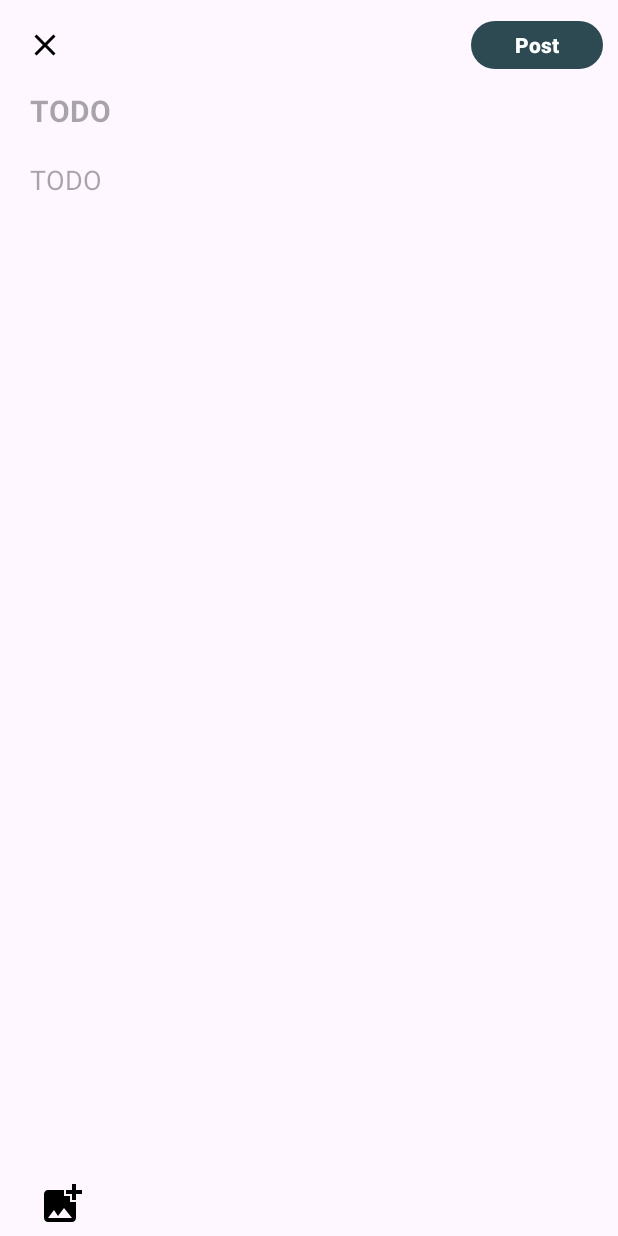
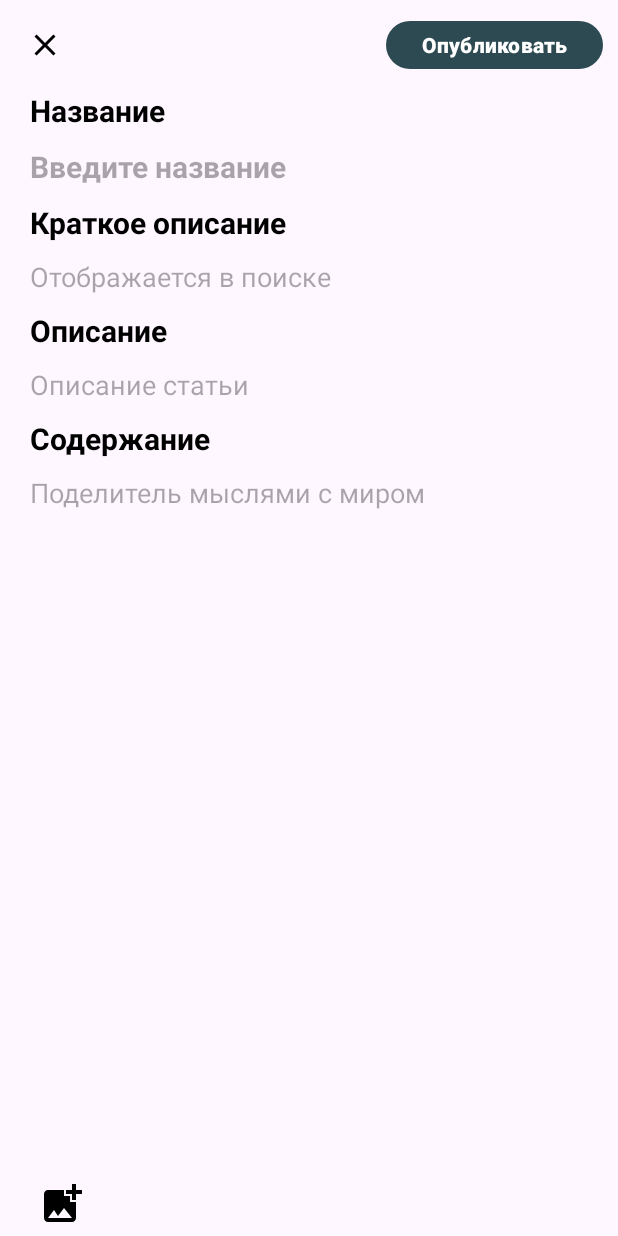
Before and after one commit to klenovn/ARTicle, an Android app: the CreateArticleActivity screen opened directly, with no data from a screen before it, on a phone screen of 412 x 824 dp. Run offline under Robolectric (Android 15) with nearby library versions, the phone set to English and light mode, and no system bars.

Commit message:
Изменен экран создания статьи

```diff
--- /dev/null
+++ b/app/src/main/java/com/comrades/article/ArticleValidator.kt
@@ -0,0 +1,44 @@
+package com.comrades.article
+
+import android.widget.EditText
+
+object ArticleValidator {
+
+    private const val CAPTION_MAX_LENGTH: Int = 100
+
+    fun validateArticle(titleEditText: EditText,
+                        captionEditText: EditText,
+                        descriptionEditText: EditText,
+                        contentEditText: EditText) : Boolean {
+
+        return validateTitle(titleEditText) && validateCaption(captionEditText) && validateDescription(descriptionEditText) && validateContent(contentEditText)
+
+    }
+
+    private fun validateTitle(titleEditText: EditText) : Boolean {
+        val isFilled: Boolean =  titleEditText.text.toString() != ""
+        if (!isFilled) titleEditText.error = "Введите текст!"
+        return isFilled
+    }
+
+    private fun validateCaption(captionEditText: EditText) : Boolean {
+        val isFilled: Boolean =  captionEditText.text.toString() != ""
+        val isLengthValid: Boolean = captionEditText.text.toString().length <= CAPTION_MAX_LENGTH
+        if (!isFilled) captionEditText.error = "Введите текст!"
+        if (!isLengthValid) captionEditText.error = "Введите не более $CAPTION_MAX_LENGTH символов!"
+        return isFilled && isLengthValid
+    }
+
+    private fun validateDescription(descriptionEditText: EditText) : Boolean {
+        val isFilled: Boolean =  descriptionEditText.text.toString() != ""
+        if (!isFilled) descriptionEditText.error = "Введите текст!"
+        return isFilled
+    }
+
+    private fun validateContent(contentEditText: EditText) : Boolean {
+        val isFilled: Boolean =  contentEditText.text.toString() != ""
+        if (!isFilled) contentEditText.error = "Введите текст!"
+        return isFilled
+    }
+
+}
--- a/app/src/main/java/com/comrades/article/CreateArticleActivity.kt
+++ b/app/src/main/java/com/comrades/article/CreateArticleActivity.kt
@@ -1,5 +1,6 @@
 package com.comrades.article
 
+import android.content.ClipDescription
 import android.content.Intent
 import android.net.Uri
 import android.os.Bundle
@@ -17,6 +18,8 @@ class CreateArticleActivity : AppCompatActivity() {
     private lateinit var postButton: MaterialButton
     private lateinit var titleEditText: EditText
     private lateinit var contentEditText: EditText
+    private lateinit var captionEditText: EditText
+    private lateinit var descriptionEditText: EditText
     private var pickedImageUri: Uri? = null
 
     private val imageContract = registerForActivityResult(ActivityResultContracts.GetContent()) {
@@ -28,12 +31,15 @@ class CreateArticleActivity : AppCompatActivity() {
         super.onCreate(savedInstanceState)
         setContentView(R.layout.activity_create_article)
 
-        createArticleImageView = findViewById(R.id.create_article_content_image_view)
-        pickImageButton = findViewById(R.id.create_article_add_photo)
-        closeButton = findViewById(R.id.create_article_close)
-        postButton = findViewById(R.id.create_article_post_button)
-        titleEditText = findViewById(R.id.article_heading)
-        contentEditText = findViewById(R.id.article_content)
+        createArticleImageView = findViewById(R.id.create_article__content_image_view)
+        pickImageButton = findViewById(R.id.create_article__add_photo)
+        closeButton = findViewById(R.id.create_article__close)
+        postButton = findViewById(R.id.create_article__post_button)
+        titleEditText = findViewById(R.id.create_article__article_title)
+        contentEditText = findViewById(R.id.create_article__article_content)
+        captionEditText = findViewById(R.id.create_article__article_caption)
+        descriptionEditText = findViewById(R.id.create_article__article_description)
+
 
         if (savedInstanceState != null) {
             pickedImageUri = savedInstanceState.getParcelable("imageUri")
@@ -49,8 +55,8 @@ class CreateArticleActivity : AppCompatActivity() {
         }
 
         postButton.setOnClickListener {
-            if (validateInputs()) {
-                val newArticleId = Controller.createArticle("DebugUser", titleEditText.text.toString(), "Caption", "Desc", contentEditText.text.toString(),  R.drawable.jojo_main)
+            if (ArticleValidator.validateArticle(titleEditText, captionEditText, descriptionEditText, contentEditText)) {
+                val newArticleId = Controller.createArticle("DebugUser", titleEditText.text.toString(), captionEditText.text.toString(), descriptionEditText.text.toString(), contentEditText.text.toString(),  R.drawable.jojo_main)
                 val intent = Intent(this, ArticleActivity::class.java).apply {
                     putExtra("id", newArticleId)
                 }
@@ -60,12 +66,9 @@ class CreateArticleActivity : AppCompatActivity() {
         }
     }
 
-    private fun validateInputs() : Boolean {
-        return titleEditText.text.toString() != "" && contentEditText.text.toString() != ""
-    }
-
     override fun onSaveInstanceState(outState: Bundle) {
         super.onSaveInstanceState(outState)
         outState.putParcelable("imageUri", pickedImageUri)
     }
+
 }
--- /dev/null
+++ b/app/src/main/res/drawable/input_background.xml
@@ -0,0 +1,7 @@
+<?xml version="1.0" encoding="utf-8"?>
+<shape xmlns:android="http://schemas.android.com/apk/res/android"
+    android:shape="rectangle">
+    <corners
+        android:radius="20dp"/>
+    <solid android:color="@color/very_light_gray"/>
+</shape>
--- a/app/src/main/res/layout/activity_create_article.xml
+++ b/app/src/main/res/layout/activity_create_article.xml
@@ -11,20 +11,21 @@
         android:layout_marginTop="10dp"
         app:layout_constraintTop_toTopOf="parent">
         <ImageButton
-            android:id="@+id/create_article_close"
+            android:id="@+id/create_article__close"
             android:layout_width="40dp"
             android:layout_height="40dp"
             android:layout_marginStart="10dp"
             android:background="?android:attr/selectableItemBackground"
             android:src="@drawable/baseline_close_24"
             app:layout_constraintTop_toTopOf="parent"
-            app:layout_constraintStart_toStartOf="parent"/>
+            app:layout_constraintStart_toStartOf="parent"
+            android:contentDescription="@string/create_article__close_button" />
         <com.google.android.material.button.MaterialButton
-            android:id="@+id/create_article_post_button"
+            android:id="@+id/create_article__post_button"
             android:layout_width="wrap_content"
             android:layout_height="40dp"
             android:layout_marginEnd="10dp"
-            android:text="@string/create_article_post_button"
+            android:text="@string/create_article__post_button"
             android:textStyle="bold"
             app:layout_constraintTop_toTopOf="parent"
             app:layout_constraintEnd_toEndOf="parent"/>
@@ -34,69 +35,143 @@
         android:layout_width="match_parent"
         android:layout_height="0dp"
         app:layout_constraintTop_toBottomOf="@id/buttons_holder"
-        app:layout_constraintBottom_toTopOf="@id/create_article_add_content_buttons"
+        app:layout_constraintBottom_toTopOf="@id/create_article__add_content_buttons"
         app:layout_constraintVertical_bias="0">
         <androidx.constraintlayout.widget.ConstraintLayout
-            android:id="@+id/create_article_content_wrapper"
+            android:id="@+id/create_article__content_wrapper"
             android:layout_width="match_parent"
-            android:layout_height="wrap_content">
+            android:layout_height="wrap_content"
+            android:layout_marginStart="@dimen/create_article_default_margin"
+            android:layout_marginEnd="@dimen/create_article_default_margin">
 
             <ImageView
-                android:id="@+id/create_article_content_image_view"
+                android:id="@+id/create_article__content_image_view"
                 android:layout_width="match_parent"
                 android:layout_height="wrap_content"
                 app:layout_constraintTop_toTopOf="parent"
                 android:scaleType="centerCrop"
-                android:contentDescription="@string/create_article_content_description"/>
+                android:contentDescription="@string/create_article__content_description"/>
+
+            <TextView
+                android:id="@+id/create_article__title_label"
+                android:textStyle="bold"
+                android:textSize="20sp"
+                android:layout_width="match_parent"
+                android:layout_height="wrap_content"
+                android:textColor="@color/black"
+                android:text="@string/create_article__title_label"
+                android:layout_marginTop="10dp"
+                app:layout_constraintTop_toTopOf="@id/create_article__content_image_view"/>
 
             <EditText
-                android:id="@+id/article_heading"
+                android:id="@+id/create_article__article_title"
                 android:layout_width="match_parent"
                 android:layout_height="wrap_content"
-                android:layout_marginStart="@dimen/create_article_default_margin"
-                android:layout_marginEnd="@dimen/create_article_default_margin"
+                android:inputType="text"
                 android:textStyle="bold"
-                android:hint="@string/todo"
+                android:hint="@string/create_article__enter_title"
                 android:scrollHorizontally="true"
                 android:singleLine="true"
-                app:layout_constraintTop_toBottomOf="@id/create_article_content_image_view"
+                app:layout_constraintTop_toBottomOf="@id/create_article__title_label"
                 android:background="@null"
                 android:textSize="20sp"
-                android:layout_marginTop="10dp"/>
-            <EditText
-                android:id="@+id/article_content"
-                android:layout_marginTop="@dimen/create_article_default_margin"
+                android:layout_marginTop="10dp"
+                android:autofillHints="no"/>
+
+            <TextView
+                android:id="@+id/create_article__caption_label"
+                android:textStyle="bold"
+                android:textSize="20sp"
                 android:layout_width="match_parent"
                 android:layout_height="wrap_content"
-                android:layout_marginStart="@dimen/create_article_default_margin"
-                android:layout_marginEnd="@dimen/create_article_default_margin"
-                android:hint="@string/todo"
+                android:textColor="@color/black"
+                android:layout_marginTop="10dp"
+                android:text="@string/create_article__caption_label"
+                app:layout_constraintTop_toBottomOf="@id/create_article__article_title"/>
+
+            <EditText
+                android:id="@+id/create_article__article_caption"
+                android:layout_width="match_parent"
+                android:layout_height="wrap_content"
+                android:inputType="textMultiLine"
+                android:hint="@string/create_article__enter_caption"
+                app:layout_constraintTop_toBottomOf="@id/create_article__caption_label"
                 android:background="@null"
-                app:layout_constraintTop_toBottomOf="@id/article_heading"/>
+                android:textSize="18sp"
+                android:layout_marginTop="10dp"
+                android:autofillHints="no"/>
+
+            <TextView
+                android:id="@+id/create_article__description_label"
+                android:textStyle="bold"
+                android:textSize="20sp"
+                android:layout_width="match_parent"
+                android:layout_height="wrap_content"
+                android:textColor="@color/black"
+                android:layout_marginTop="10dp"
+                app:layout_constraintTop_toBottomOf="@id/create_article__article_caption"
+                android:text="@string/create_article__description_label"/>
+
+            <EditText
+                android:id="@+id/create_article__article_description"
+                android:layout_width="match_parent"
+                android:layout_height="wrap_content"
+                android:inputType="textMultiLine"
+                android:hint="@string/create_article__enter_description"
+                android:scrollHorizontally="false"
+                android:singleLine="false"
+                app:layout_constraintTop_toBottomOf="@id/create_article__description_label"
+                android:background="@null"
+                android:textSize="18sp"
+                android:layout_marginTop="10dp"
+                android:autofillHints="no"/>
+
+            <TextView
+                android:id="@+id/create_article__content_label"
+                android:textStyle="bold"
+                android:textSize="20sp"
+                android:layout_width="match_parent"
+                android:layout_height="wrap_content"
+                android:textColor="@color/black"
+                android:layout_marginTop="10dp"
+                app:layout_constraintTop_toBottomOf="@id/create_article__article_description"
+                android:text="@string/create_article__content_label"/>
+
+            <EditText
+                android:id="@+id/create_article__article_content"
+                android:layout_marginTop="10dp"
+                android:layout_width="match_parent"
+                android:layout_height="wrap_content"
+                android:inputType="textMultiLine"
+                android:hint="@string/create_article__enter_article_content"
+                android:background="@null"
+                app:layout_constraintTop_toBottomOf="@id/create_article__content_label"
+                android:autofillHints="no"/>
 
             <View
                 android:layout_width="match_parent"
                 android:layout_height="60dp"
-                app:layout_constraintTop_toBottomOf="@id/article_content"/>
+                app:layout_constraintTop_toBottomOf="@id/create_article__article_content"/>
 
         </androidx.constraintlayout.widget.ConstraintLayout>
     </androidx.core.widget.NestedScrollView>
 
     <androidx.constraintlayout.widget.ConstraintLayout
-        android:id="@+id/create_article_add_content_buttons"
+        android:id="@+id/create_article__add_content_buttons"
         android:layout_width="match_parent"
         android:layout_height="wrap_content"
         app:layout_constraintBottom_toBottomOf="parent"
         android:layout_marginStart="@dimen/create_article_default_margin">
         <ImageButton
-            android:id="@+id/create_article_add_photo"
+            android:id="@+id/create_article__add_photo"
             android:layout_width="wrap_content"
             android:layout_height="wrap_content"
             android:background="?android:attr/selectableItemBackground"
             android:src="@drawable/baseline_add_photo_alternate_24"
             app:layout_constraintTop_toTopOf="parent"
             app:layout_constraintStart_toStartOf="parent"
-            android:padding="5dp"/>
+            android:padding="5dp"
+            android:contentDescription="@string/create_article__add_photo" />
     </androidx.constraintlayout.widget.ConstraintLayout>
 
 </androidx.constraintlayout.widget.ConstraintLayout>
--- a/app/src/main/res/values/colors.xml
+++ b/app/src/main/res/values/colors.xml
@@ -18,4 +18,5 @@
     <color name="red">#FFFF0606</color>
     <color name="bar">#FFF2F2F2</color>
     <color name="green">#FF52A735</color>
+    <color name="very_light_gray">#ededed</color>
 </resources>
--- a/app/src/main/res/values/strings.xml
+++ b/app/src/main/res/values/strings.xml
@@ -9,8 +9,6 @@
     <string name="comments">Комментарии</string>
     <string name="share">Поделиться</string>
     <string name="todo">TODO</string>
-    <string name="create_article_post_button">Post</string>
-    <string name="create_article_content_description">Article Image</string>
     <string name="my_articles">Мои статьи</string>
     <string name="about_me">Обо мне</string>
     <string name="robot_desc">robot</string>
@@ -42,4 +40,16 @@
     <string name="success">Вы успешно зарегестрированы в системе!</string>
     <string name="to_menu">Перейти в гланое меню</string>
     <string name="by_author"> .by</string>
+    <string name="create_article__post_button">Опубликовать</string>
+    <string name="create_article__content_description">Картинка статьи</string>
+    <string name="create_article__enter_title">Введите название</string>
+    <string name="create_article__enter_caption">Отображается в поиске</string>
+    <string name="create_article__enter_article_content">Поделитель мыслями с миром</string>
+    <string name="create_article__enter_description">Описание статьи</string>
+    <string name="create_article__close_button">Close</string>
+    <string name="create_article__add_photo">Add photo</string>
+    <string name="create_article__title_label">Название</string>
+    <string name="create_article__caption_label">Краткое описание</string>
+    <string name="create_article__description_label">Описание</string>
+    <string name="create_article__content_label">Содержание</string>
 </resources>
```
